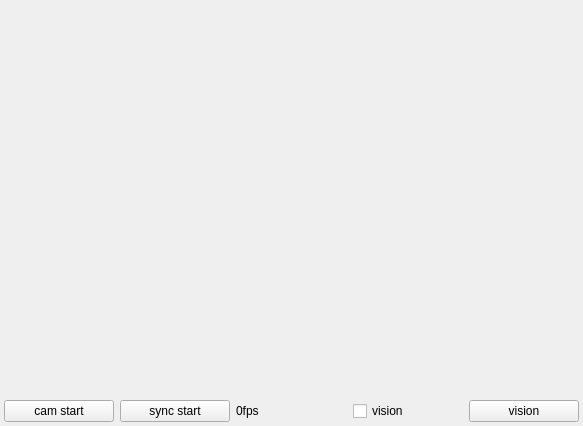
Above: src/formVioWindow/formviowindow.ui from guanglun/GLMocap before the change. Below: the same form after it.
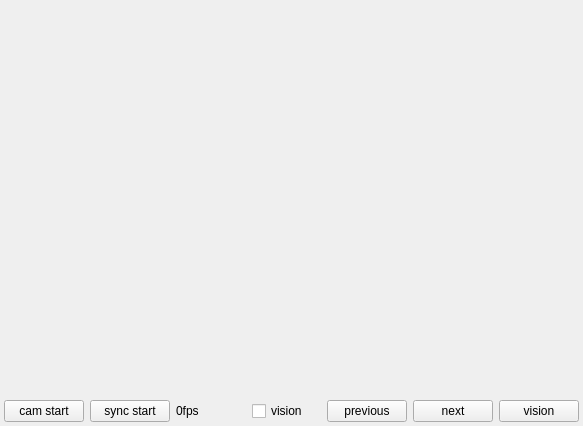
That is the form after the change.

The edit to the form file:
```diff
--- a/src/formVioWindow/formviowindow.ui
+++ b/src/formVioWindow/formviowindow.ui
@@ -100,6 +100,20 @@
        </property>
       </widget>
      </item>
+     <item>
+      <widget class="QPushButton" name="pb_previous">
+       <property name="text">
+        <string>previous</string>
+       </property>
+      </widget>
+     </item>
+     <item>
+      <widget class="QPushButton" name="pb_next">
+       <property name="text">
+        <string>next</string>
+       </property>
+      </widget>
+     </item>
      <item>
       <widget class="QPushButton" name="pb_vision">
        <property name="text">
```
